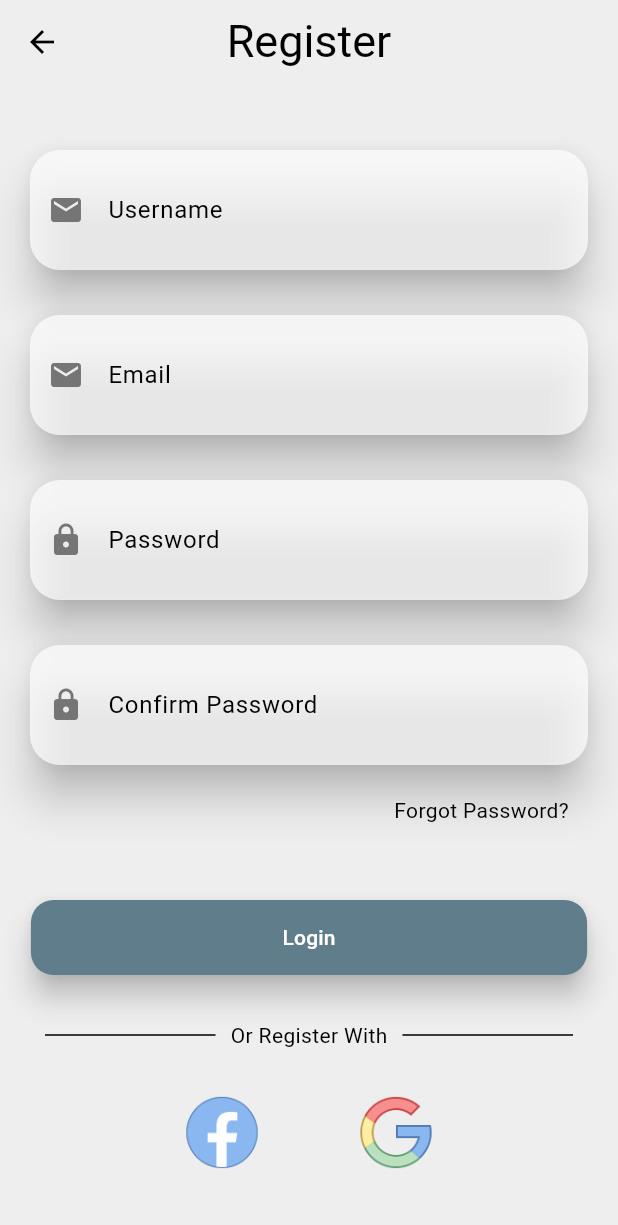
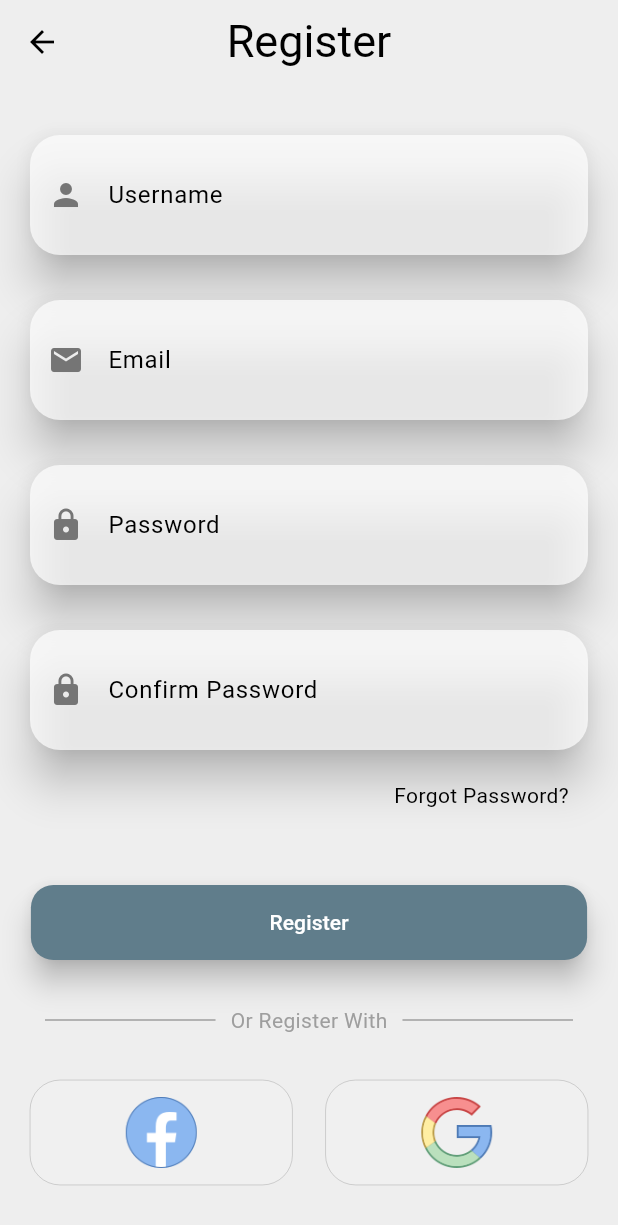
Before and after one commit to Zephyr224/Food-Delivery-App, a Flutter app: the screen it shows after launch, after a tap on "Or Register!", on a phone screen of 412 x 824 dp. Shown: the top 1225 px of the screen. Run offline on Flutter 3.47's test engine with Material 3 defaults, Android fonts, the phone set to English and light mode, and no system bars; our stand-ins replace firebase_auth, firebase_core; accounts and stored records are empty; network calls fail.

```diff
--- a/lib/core/services/auth/auth_gate.dart
+++ b/lib/core/services/auth/auth_gate.dart
@@ -6,6 +6,8 @@ import '../../../src/example_feature/views/login_page.dart';
 
 class AuthGate extends StatelessWidget {
   const AuthGate({super.key});
+
+  // class cheecks if we are logged in or not
 
   @override
   Widget build(BuildContext context) {
--- a/lib/main.dart
+++ b/lib/main.dart
@@ -1,5 +1,6 @@
 import 'package:flutter/material.dart';
 import 'package:firebase_core/firebase_core.dart';
+import 'package:food_delivery_app/core/navigation/routes.dart';
 import 'package:food_delivery_app/core/services/service_helpers/login_and_register_helpers.dart';
 import 'package:provider/provider.dart';
 
--- a/lib/src/example_feature/common/constants.dart
+++ b/lib/src/example_feature/common/constants.dart
@@ -1,3 +1,3 @@
-const double textFieldPadding = 20;
+const double customSafeArea = 20;
 const double textFieldRadius = 20;
 const double pageHeaderFontSize = 30;
--- a/lib/src/example_feature/views/login_page.dart
+++ b/lib/src/example_feature/views/login_page.dart
@@ -1,8 +1,7 @@
 import 'package:flutter/material.dart';
 import 'package:food_delivery_app/core/services/service_helpers/login_and_register_helpers.dart';
-import 'package:food_delivery_app/main.dart';
 import 'package:food_delivery_app/src/example_feature/views/register_page.dart';
-import 'package:food_delivery_app/src/example_feature/widgets/alternative_registers_widget.dart';
+import 'package:food_delivery_app/src/example_feature/widgets/alternative_login_widgets.dart';
 import 'package:provider/provider.dart';
 
 import '../common/constants.dart';
@@ -64,6 +63,8 @@ class _LoginPageState extends State<LoginPage> {
           ),
         ),
         body: Center(
+          child: Padding(
+            padding: const EdgeInsets.symmetric(horizontal: customSafeArea),
             child: SingleChildScrollView(
               child: Column(
                 mainAxisAlignment: MainAxisAlignment.center,
@@ -92,9 +93,14 @@ class _LoginPageState extends State<LoginPage> {
                     ),
                   ),
                   const SizedBox(height: 20),
-                const Padding(
-                  padding: EdgeInsets.only(left: 230),
-                  child: Text("Forgot Password?"),
+                  Padding(
+                    padding: const EdgeInsets.only(left: 230),
+                    child: Text(
+                      "Forgot Password?",
+                      style: TextStyle(
+                        color: Colors.blue.shade400,
+                      ),
+                    ),
                   ),
                   const SizedBox(height: 50),
                   SizedBox(
@@ -118,26 +124,31 @@ class _LoginPageState extends State<LoginPage> {
                     ),
                   ),
                   Padding(
-                  padding: const EdgeInsets.only(left: 280),
+                    padding: const EdgeInsets.only(left: 270),
                     child: TextButton(
                       onPressed: () {
+                        final register = context.read<LoginAndRegisterHelper>().register;
+                        emailController.clear();
+                        passwordController.clear();
                         Navigator.of(context).push(MaterialPageRoute(
-                        builder: (context) => const RegisterPage(),
+                          builder: (context) => RegisterPage(
+                            register: register,
+                            context1: context,
+                          ),
                         ));
                       },
                       child: Text(
                         "Or Register!",
-                        style: TextStyle(
-                          color: Colors.blue.shade300,
-                        ),
+                        style: TextStyle(color: Colors.grey.shade600),
                       ),
                     ),
                   ),
                   const SizedBox(height: 30),
                   const AppDivider(text: "Or Login With"),
                   const SizedBox(height: 30),
-                const AppAlternativeRegistersWidget()
+                  const AppAlternativeLoginWidges()
                 ],
+              ),
             ),
           ),
         ),
--- a/lib/src/example_feature/views/register_page.dart
+++ b/lib/src/example_feature/views/register_page.dart
@@ -1,12 +1,19 @@
 import 'package:flutter/material.dart';
+import 'package:food_delivery_app/core/services/service_helpers/login_and_register_helpers.dart';
+import 'package:food_delivery_app/src/example_feature/views/home_page.dart';
 import 'package:food_delivery_app/src/example_feature/widgets/app_divider.dart';
+import 'package:provider/provider.dart';
 
 import '../common/constants.dart';
-import '../widgets/alternative_registers_widget.dart';
+import '../widgets/alternative_login_widgets.dart';
 import '../widgets/app_text_field.dart';
 
 class RegisterPage extends StatefulWidget {
-  const RegisterPage({super.key});
+  const RegisterPage(
+      {super.key, required this.register, required this.context1});
+
+  final Function(String, String, String, BuildContext) register;
+  final BuildContext context1;
 
   @override
   State<RegisterPage> createState() => _RegisterPageState();
@@ -66,6 +73,8 @@ class _RegisterPageState extends State<RegisterPage> {
           ),
         ),
         body: Center(
+          child: Padding(
+            padding: const EdgeInsets.symmetric(horizontal: customSafeArea),
             child: SingleChildScrollView(
               child: Column(
                 mainAxisAlignment: MainAxisAlignment.center,
@@ -75,9 +84,9 @@ class _RegisterPageState extends State<RegisterPage> {
                     labelText: "Username",
                     textInputType: TextInputType.text,
                     prefixIcon: Icon(
-                    Icons.email,
-                    color: Colors
-                        .grey.shade600, // TODO: implement initState set in themes
+                      Icons.person,
+                      color: Colors.grey
+                          .shade600, // TODO: implement initState set in themes
                     ),
                   ),
                   const SizedBox(height: 30),
@@ -87,8 +96,8 @@ class _RegisterPageState extends State<RegisterPage> {
                     textInputType: TextInputType.emailAddress,
                     prefixIcon: Icon(
                       Icons.email,
-                    color: Colors
-                        .grey.shade600, // TODO: implement initState set in themes
+                      color: Colors.grey
+                          .shade600, // TODO: implement initState set in themes
                     ),
                   ),
                   const SizedBox(height: 30),
@@ -99,8 +108,8 @@ class _RegisterPageState extends State<RegisterPage> {
                     obscure: true,
                     prefixIcon: Icon(
                       Icons.lock,
-                    color: Colors
-                        .grey.shade600, // TODO: implement initState set in themes
+                      color: Colors.grey
+                          .shade600, // TODO: implement initState set in themes
                     ),
                   ),
                   const SizedBox(height: 30),
@@ -111,8 +120,8 @@ class _RegisterPageState extends State<RegisterPage> {
                     obscure: true,
                     prefixIcon: Icon(
                       Icons.lock,
-                    color: Colors
-                        .grey.shade600, // TODO: implement initState set in themes
+                      color: Colors.grey
+                          .shade600, // TODO: implement initState set in themes
                     ),
                   ),
                   const SizedBox(height: 20),
@@ -125,7 +134,15 @@ class _RegisterPageState extends State<RegisterPage> {
                     height: 50,
                     width: MediaQuery.of(context).size.width * 0.9,
                     child: ElevatedButton(
-                    onPressed: () {},
+                      onPressed: () {
+                        widget.register(
+                          emailController.text,
+                          passwordController.text,
+                          confirmPasswordController.text,
+                          widget.context1,
+                        );
+                        Navigator.pop(context);
+                      },
                       style: ElevatedButton.styleFrom(
                           elevation: 8,
                           backgroundColor: Colors.blueGrey.shade500,
@@ -133,14 +150,15 @@ class _RegisterPageState extends State<RegisterPage> {
                           shape: RoundedRectangleBorder(
                             borderRadius: BorderRadius.circular(15),
                           )),
-                    child: const Text("Login"),
+                      child: const Text("Register"),
                     ),
                   ),
                   const SizedBox(height: 30),
                   const AppDivider(text: "Or Register With"),
                   const SizedBox(height: 30),
-                const AppAlternativeRegistersWidget(),
+                  const AppAlternativeLoginWidges(),
                 ],
+              ),
             ),
           ),
         ),
--- a/lib/src/example_feature/widgets/alternative_login_widget.dart
+++ b/lib/src/example_feature/widgets/alternative_login_widget.dart
@@ -14,13 +14,18 @@ class AlternativeLoginWidget extends StatelessWidget {
   Widget build(BuildContext context) {
     return GestureDetector(
       onTap: onTap,
-      child: SizedBox(
-        height: 50,
-        width: 50,
-        child: ClipRRect(
-          borderRadius: BorderRadius.circular(50),
-          child: Image.asset(assetPath),
+      child: Container(
+        height: 70,
+        width: 175,
+        padding: const EdgeInsets.all(10),
+        decoration: BoxDecoration(
+          borderRadius: BorderRadius.circular(20),
+          color: Colors.white10,
+          border: Border.all(
+            width: 0.1
+          ),
         ),
+        child: Image.asset(assetPath),
       ),
     );
   }
--- /dev/null
+++ b/lib/src/example_feature/widgets/alternative_login_widgets.dart
@@ -0,0 +1,26 @@
+import 'package:flutter/material.dart';
+
+import 'alternative_login_widget.dart';
+
+class AppAlternativeLoginWidges extends StatelessWidget {
+  const AppAlternativeLoginWidges({
+    super.key,
+  });
+
+  @override
+  Widget build(BuildContext context) {
+    return Row(
+      mainAxisAlignment: MainAxisAlignment.spaceBetween,
+      children: [
+        AlternativeLoginWidget(
+          assetPath: "assets/images/facebook.png",
+          onTap: () {},
+        ),
+        AlternativeLoginWidget(
+          assetPath: "assets/images/google.png",
+          onTap: () {},
+        ),
+      ],
+    );
+  }
+}
--- a/lib/src/example_feature/widgets/alternative_registers_widget.dart
+++ /dev/null
@@ -1,30 +0,0 @@
-import 'package:flutter/material.dart';
-
-import 'alternative_login_widget.dart';
-
-class AppAlternativeRegistersWidget extends StatelessWidget {
-  const AppAlternativeRegistersWidget({
-    super.key,
-  });
-
-  @override
-  Widget build(BuildContext context) {
-    return Padding(
-      padding: const EdgeInsets.symmetric(horizontal: 100),
-      child: Row(
-        mainAxisAlignment: MainAxisAlignment.spaceEvenly,
-        children: [
-          AlternativeLoginWidget(
-            assetPath: "assets/images/facebook.png",
-            onTap: () {},
-          ),
-          const SizedBox(width: 20),
-          AlternativeLoginWidget(
-            assetPath: "assets/images/google.png",
-            onTap: () {},
-          ),
-        ],
-      ),
-    );
-  }
-}
--- a/lib/src/example_feature/widgets/app_divider.dart
+++ b/lib/src/example_feature/widgets/app_divider.dart
@@ -10,26 +10,30 @@ class AppDivider extends StatelessWidget {
 
   @override
   Widget build(BuildContext context) {
-    return Padding(
-      padding: const EdgeInsets.symmetric(horizontal: 20),
-      child: Row(
+    return Row(
       mainAxisAlignment: MainAxisAlignment.spaceBetween,
       children: [
         const Expanded(
           child: Divider(
             indent: 10,
             endIndent: 10,
+            color: Colors.grey,
           ),
         ),
-          Text(text),
+        Text(
+          text,
+          style: const TextStyle(
+            color: Colors.grey,
+          ),
+        ),
         const Expanded(
           child: Divider(
             indent: 10,
             endIndent: 10,
+            color: Colors.grey,
           ),
         ),
       ],
-      ),
     );
   }
 }
--- a/lib/src/example_feature/widgets/app_text_field.dart
+++ b/lib/src/example_feature/widgets/app_text_field.dart
@@ -2,7 +2,7 @@ import 'package:flutter/material.dart';
 
 import '../common/constants.dart';
 
-class AppTextField extends StatelessWidget {
+class AppTextField extends StatefulWidget {
   const AppTextField({
     super.key,
     required this.controller,
@@ -15,30 +15,33 @@ class AppTextField extends StatelessWidget {
 
   final TextEditingController controller;
   final Icon? prefixIcon;
-  final Icon? suffixIcon;
+  final IconButton? suffixIcon;
   final TextInputType? textInputType;
   final String labelText;
   final bool obscure;
 
   @override
+  State<AppTextField> createState() => _AppTextFieldState();
+}
+
+class _AppTextFieldState extends State<AppTextField> {
+  @override
   Widget build(BuildContext context) {
-    return Padding(
-      padding: const EdgeInsets.symmetric(horizontal: textFieldPadding),
-      child: Material(
+    return Material(
       elevation: 12,
       color: Colors.white70,
       borderRadius: BorderRadius.circular(textFieldRadius),
       child: TextField(
-          controller: controller,
-          keyboardType: textInputType,
-          obscureText: obscure,
-          style: TextStyle(
+        controller: widget.controller,
+        keyboardType: widget.textInputType,
+        obscureText: widget.obscure,
+        style: const TextStyle(
           height: 3,
         ),
         decoration: InputDecoration(
-            prefixIcon: prefixIcon,
-            suffix: suffixIcon,
-            labelText: labelText,
+          prefixIcon: widget.prefixIcon,
+          suffix: widget.suffixIcon,
+          labelText: widget.labelText,
           border: OutlineInputBorder(
               borderRadius: BorderRadius.circular(textFieldRadius),
               borderSide: BorderSide.none),
@@ -53,7 +56,6 @@ class AppTextField extends StatelessWidget {
           ),
         ),
       ),
-      ),
     );
   }
 }
```
Also changed, not shown: lib/core/navigation/bottom_navigation.dart (added, +23 -0 lines), lib/core/navigation/routes.dart (added, +17 -0 lines), lib/core/services/auth/auth_service.dart (+22 -2 lines), lib/core/services/service_helpers/login_and_register_helpers.dart (+29 -5 lines), lib/src/example_feature/views/home_page.dart (+52 -4 lines). Lines whose indentation alone changed are shown as unchanged.
